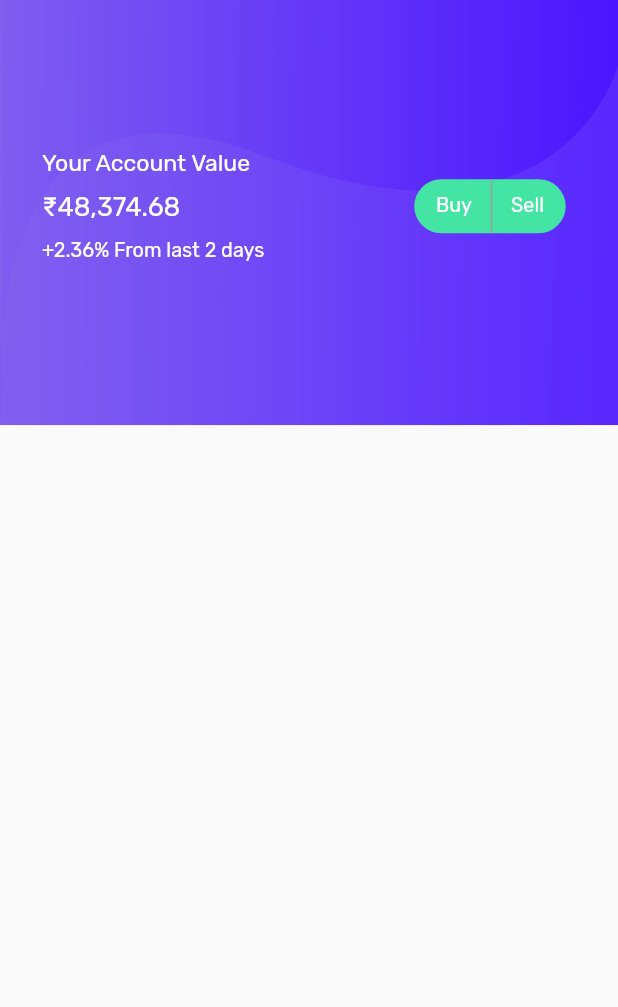
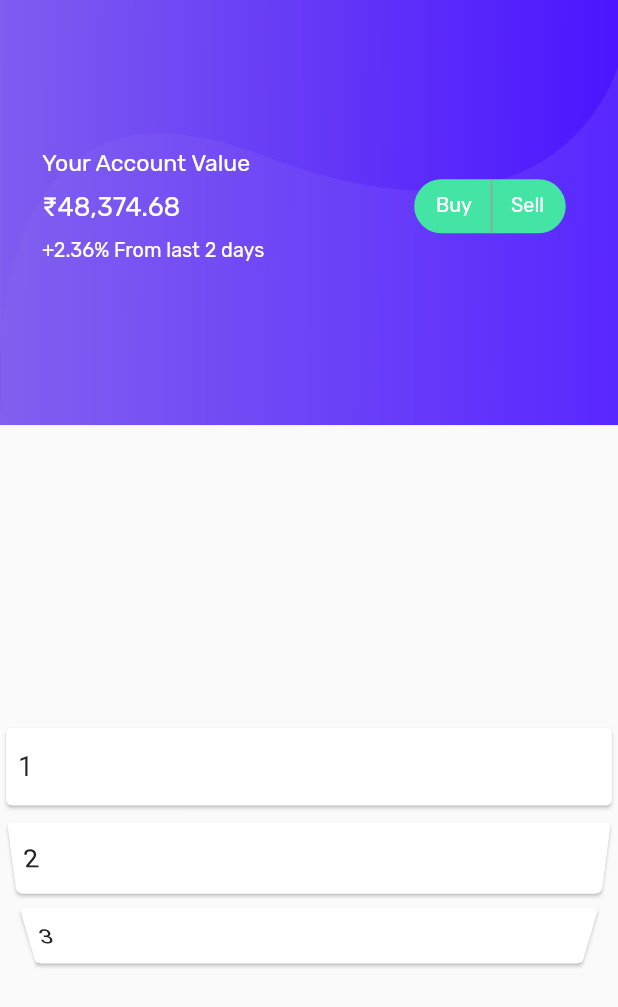
Before and after one commit to dmen200797/crypto_stream_demo, a Flutter app: the screen it shows after launch, after a tap on the "arrow forward" icon, on a phone screen of 412 x 824 dp. Shown: the top 1007 px of the screen. Run offline on Flutter 3.47's test engine with Material 2 defaults, Android fonts, the phone set to English and light mode, and no system bars; our stand-ins replace bloc, dio, equatable, flutter_bloc, flutter_screenutil, flutter_svg and 3 more; generated files the repository leaves out were written again; network calls fail; statements that could not run were skipped.

Commit message:
demo ListWheelScrollView

```diff
--- a/lib/main.dart
+++ b/lib/main.dart
@@ -28,9 +28,9 @@ Future<void> main() async {
       getIt<CoinApi>(),
     ),
   );
-  String? flavor = await const MethodChannel('flavor')
-      .invokeMethod<String>('getFlavor');
-  print('=======FLAVOR $flavor');
+  // String? flavor = await const MethodChannel('flavor')
+  //     .invokeMethod<String>('getFlavor');
+  // print('=======FLAVOR $flavor');
   runApp(const MyApp());
 }
 
--- a/lib/presentation/home/ui/home_screen.dart
+++ b/lib/presentation/home/ui/home_screen.dart
@@ -5,8 +5,18 @@ import 'package:crypto_stream_demo/presentation/home/ui/widgets/top_coin_row.dar
 import 'package:flutter/material.dart';
 import 'package:flutter_screenutil/flutter_screenutil.dart';
 
-class HomeScreen extends StatelessWidget {
+class HomeScreen extends StatefulWidget {
   const HomeScreen({Key? key}) : super(key: key);
+
+  @override
+  State<HomeScreen> createState() => _HomeScreenState();
+}
+
+class _HomeScreenState extends State<HomeScreen> {
+  FixedExtentScrollController fixedExtentScrollController =
+      FixedExtentScrollController();
+
+  List monthsOfTheYear = ['1', '2', '3', '4', '5', '6', '7', '8'];
 
   @override
   Widget build(BuildContext context) {
@@ -20,6 +30,29 @@ class HomeScreen extends StatelessWidget {
                   children: [
                     Assets.images.homeBgroud.svg(width: 1.sw),
                     const SizedBox(height: 77.5),
+                    SizedBox(
+                      height: 300,
+                      child: ListWheelScrollView(
+                        controller: fixedExtentScrollController,
+                        physics: const FixedExtentScrollPhysics(),
+                        children: monthsOfTheYear.map((month) {
+                          return Card(
+                              child: Row(
+                            children: <Widget>[
+                              Expanded(
+                                  child: Padding(
+                                padding: const EdgeInsets.all(8.0),
+                                child: Text(
+                                  month,
+                                  style: TextStyle(fontSize: 18.0),
+                                ),
+                              )),
+                            ],
+                          ));
+                        }).toList(),
+                        itemExtent: 60.0,
+                      ),
+                    ),
                   ],
                 ),
                 Positioned(
```
